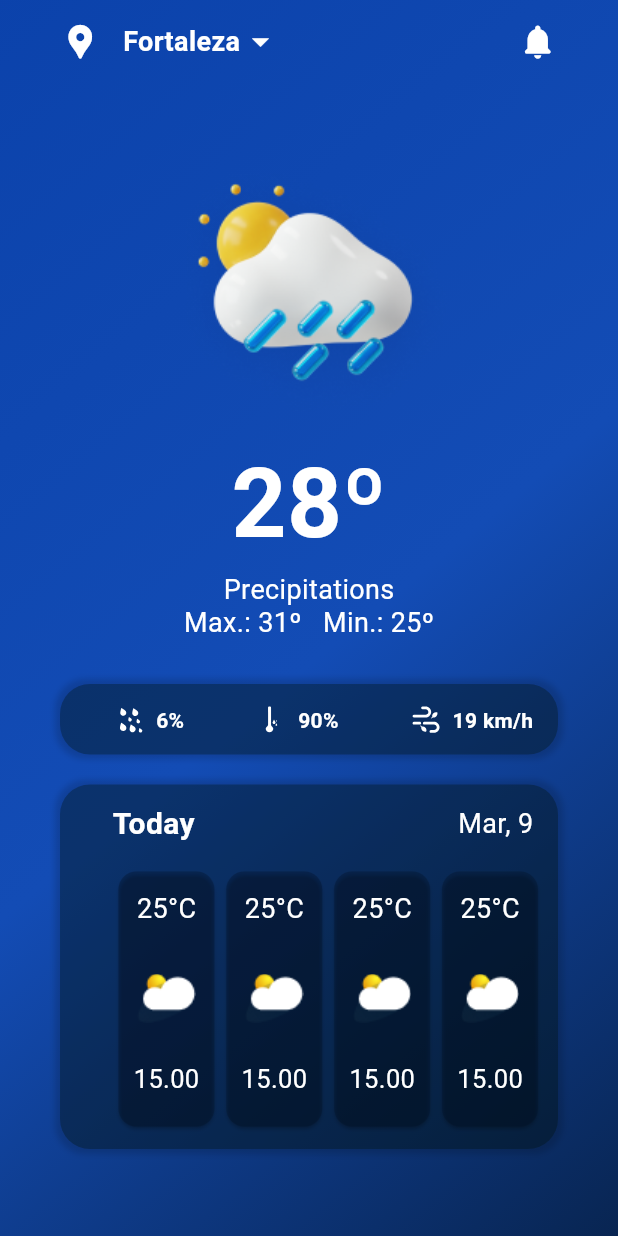
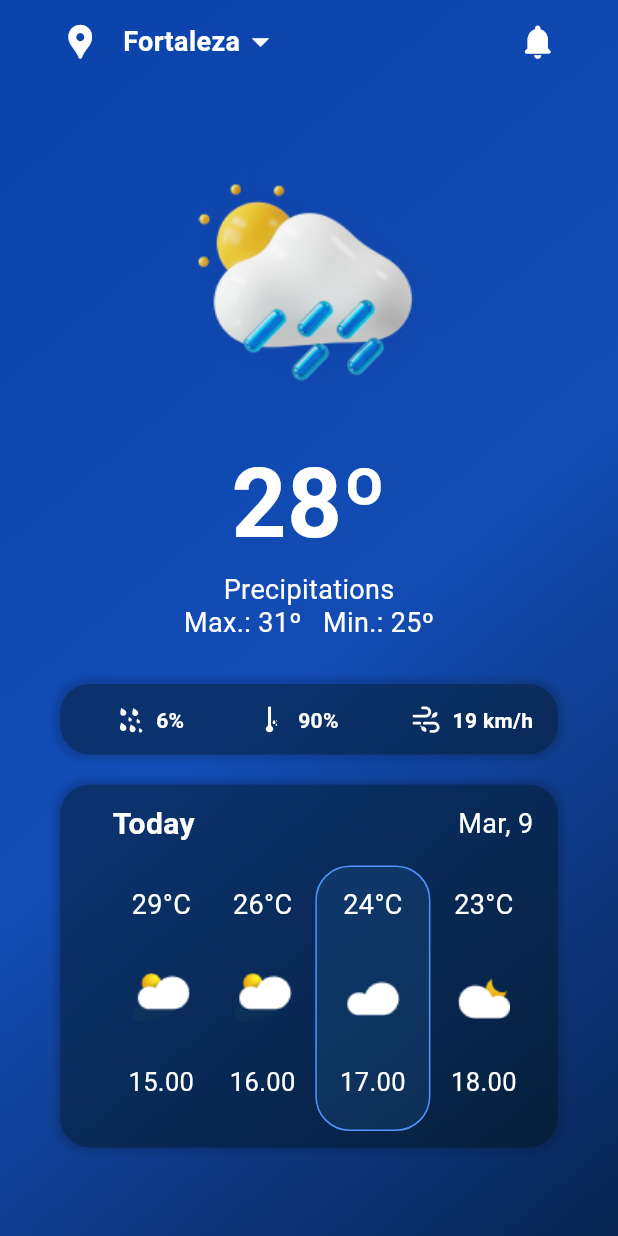
Before and after one commit to ITalik-gr/weather_app_mini, a Flutter app: the screen it shows after launch, on a phone screen of 412 x 824 dp. Run offline on Flutter 3.47's test engine with Material 3 defaults, Android fonts, the phone set to English and light mode, and no system bars; our stand-ins replace flutter_svg.

Commit message:
today hours waether completed

```diff
--- a/lib/components/hour_weather.dart
+++ b/lib/components/hour_weather.dart
@@ -4,18 +4,19 @@ class HourWeather extends StatelessWidget {
   final String time;
   final int temp;
   final String imagePath;
+  final bool active;
 
   const HourWeather({
     Key? key,
     required this.time,
     required this.temp,
     required this.imagePath,
+    this.active = false,
   }) : super(key: key);
 
   @override
   Widget build(BuildContext context) {
-    return Card(
-      color: const Color(0x1F001026).withOpacity(0.3),
+    return Container(
       child: Padding(
       padding: const EdgeInsets.only(left: 10, right: 10, bottom: 20, top: 12),
         child: Column(
--- a/lib/pages/weather.dart
+++ b/lib/pages/weather.dart
@@ -5,10 +5,78 @@ import 'package:flutter_svg/flutter_svg.dart';
 import 'package:weather_app/components/hour_weather.dart';
 
 class Weather extends StatelessWidget {
-  const Weather({super.key});
+
+  final List hourWeatherList = [
+    [29, 'lib/assets/image/cloud-1.png', "15.00", false],
+    [26, 'lib/assets/image/cloud-1.png', "16.00", false],
+    [24, 'lib/assets/image/cloud-2.png', "17.00", true],
+    [23, 'lib/assets/image/cloud-3.png', "18.00", false]
+  ];
+
+  _buildActiveCard(bool active) {
+  if (active) {
+    return BoxDecoration(
+      color: const Color.fromRGBO(37, 102, 163, 0.20),
+      borderRadius: BorderRadius.circular(23),
+      border: Border.all(
+        color: const Color(0xFF5096FF),
+        width: 1,
+      ),
+    );
+
+  } else {
+      return BoxDecoration(
+      color: Colors.transparent,
+      borderRadius: BorderRadius.circular(0),
+    );
+  }
+  }
+  Widget _buildHourWeather() {
+    return Row(
+        mainAxisAlignment: MainAxisAlignment.spaceBetween,
+        children: [
+          for (int i = 0; i < 4; i++)
+            Container(
+              decoration: _buildActiveCard(hourWeatherList[i][3]),
+              child: Padding(
+              padding: const EdgeInsets.only(left: 10, right: 10, bottom: 20, top: 12),
+              child: Column(
+              children: [
+                Text("${hourWeatherList[i][0]}°C",
+                    style: const TextStyle(
+                      color: Colors.white,
+                      fontSize: 18,
+                      fontWeight: FontWeight.w400,
+                    ),
+                ),
+
+                const SizedBox(height: 30),
+
+                Image.asset(hourWeatherList[i][1], height: 38,),
+
+                const SizedBox(height: 25),
+
+                Text(hourWeatherList[i][2],
+                    style: const TextStyle(
+                      color: Colors.white,
+                      fontSize: 17,
+                      fontWeight: FontWeight.w400,
+                    ),
+                ),
+              ],
+            ),
+          ),
+        ),
+    ],
+ );
+}
+
+  Weather({Key? key}) : super(key: key);
 
   final int maxTemperature = 31;
   final int minTemperature = 25;
+
+
 
   @override
   Widget build(BuildContext context) {
@@ -174,18 +242,7 @@ class Weather extends StatelessWidget {
                     SizedBox(height: 13,),
 
                     //? Hour cards
-                    Row(
-                      mainAxisAlignment: MainAxisAlignment.spaceBetween,
-                      children: List.generate(4, (index) {
-                        // Генерація чотирьох карток
-                        return HourWeather(
-                          key: Key(index.toString()), // Ключ для кожної картки
-                          time: '15.00', // Приклад значення часу
-                          temp: 25, // Приклад значення температури
-                          imagePath: 'lib/assets/image/cloud-1.png', // Приклад шляху до зображення
-                        );
-                      }),
-                    ),
+                    _buildHourWeather()
                   ],
                 ),
 
```
